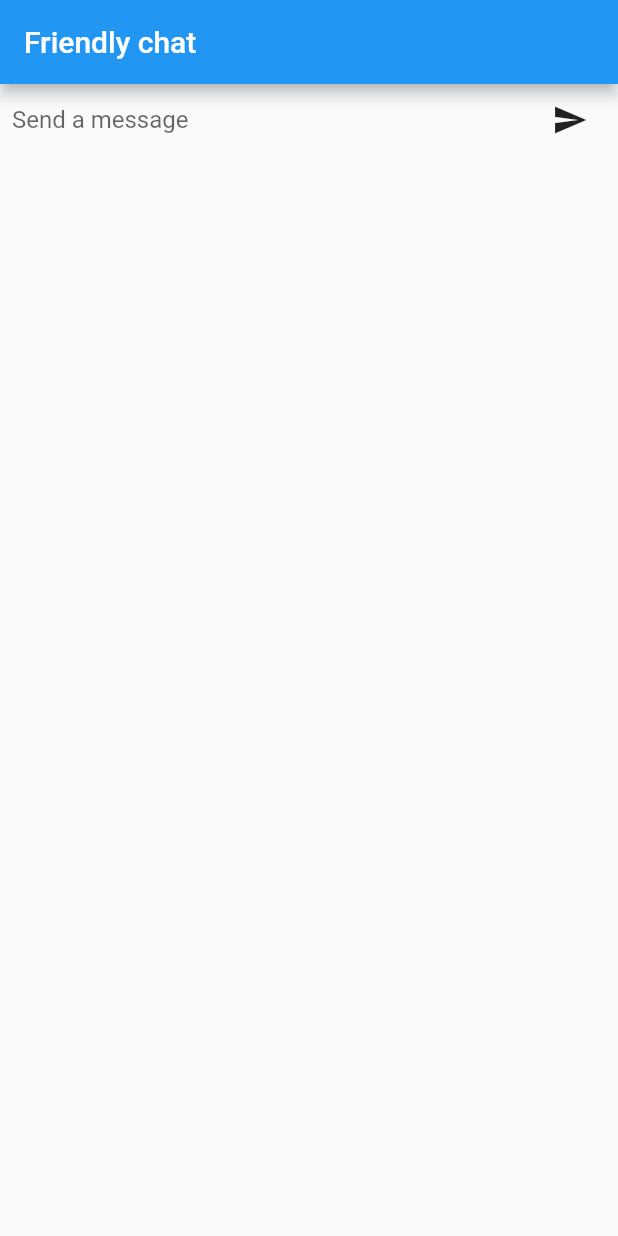
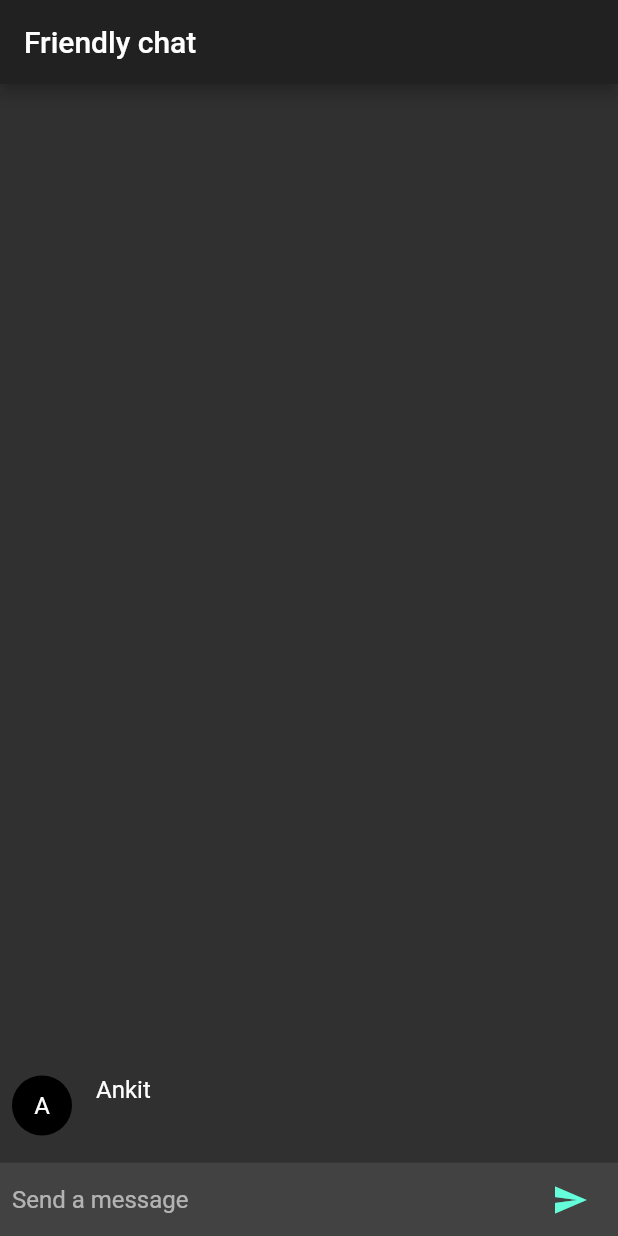
Before and after one commit to ankit-kapur/flutter_chat_app, a Flutter app: the screen it shows after launch, after a tap on the "send" icon, on a phone screen of 412 x 824 dp. Run offline on Flutter 3.47's test engine with Material 2 defaults, Android fonts, the phone set to English and light mode, and no system bars.

Commit message:
Added text-field for accepting user-input, and a ListView that displays past messages.

```diff
--- a/lib/main.dart
+++ b/lib/main.dart
@@ -1,5 +1,6 @@
 import 'package:flutter/material.dart';
 
+const String _person_name = "Ankit";
 void main() => runApp(MyApp());
 
 class MyApp extends StatelessWidget {
@@ -9,6 +10,7 @@ class MyApp extends StatelessWidget {
     return MaterialApp(
       title: "Friendlychat",
       home: new ChatScreen(),
+      theme: ThemeData.dark(),
     );
   }
 }
@@ -16,6 +18,45 @@ class MyApp extends StatelessWidget {
 class ChatScreen extends StatefulWidget {
   @override
   State createState() => new ChatScreenState();
+}
+
+class ChatMessage extends StatelessWidget {
+  ChatMessage({this.text});
+  final String text;
+  @override
+  Widget build(BuildContext context) {
+    return new Container(
+      margin: const EdgeInsets.symmetric(vertical: 10.0),
+      child: new Row(
+
+        /// For the avatar, the parent is a Row widget whose main axis is horizontal.
+        /// So, CrossAxisAlignment.start gives it the highest position along the vertical axis
+        crossAxisAlignment: CrossAxisAlignment.start,
+        children: <Widget>[
+
+          /// Avatar
+          new Container(
+            margin: const EdgeInsets.only(right: 16.0),
+            child: new CircleAvatar(child: new Text(_person_name[0])),
+          ),
+          new Column(
+            /// Since for a column the main axis is vertical,
+            /// the CrossAxisAlignment.start aligns the text at the furthest left position along the horizontal axis.
+            crossAxisAlignment: CrossAxisAlignment.start,
+
+            /// 2 text-boxes: Sender name & actual message
+            children: <Widget>[
+              new Text(_person_name, style: Theme.of(context).textTheme.subhead),
+              new Container(
+                margin: const EdgeInsets.only(top: 5.0),
+                child: new Text(text),
+              ),
+            ],
+          ),
+        ],
+      ),
+    );
+  }
 }
 
 /// If you want to visually present stateful data in a widget,
@@ -26,12 +67,30 @@ class ChatScreenState extends State<ChatScreen> {
   /// For reading the contents and clearing the field after the message is sent.
   final TextEditingController _textController = new TextEditingController();
 
+  /// Chat messages
+  final List<ChatMessage> _messages = <ChatMessage>[];
+
   void _handleSubmitted(String text) {
     _textController.clear();
+    ChatMessage chatMessage = new ChatMessage(
+      text: text,
+    );
+
+    /// You call setState()to modify _messages and to let the framework know
+    /// this part of the widget tree has changed and it needs to rebuild the UI.
+    setState(() {
+      _messages.insert(0, chatMessage);
+
+      /// Only synchronous operations should be performed in setState(),
+      /// because otherwise the framework could rebuild the widgets before the operation finishes.
+    });
   }
 
   Widget _buildTextComposer() {
-    return new Container(
+    return new IconTheme(
+        /// This gives all widgets the accent color of the current theme.
+        data: new IconThemeData(color: Theme.of(context).accentColor),
+        child: new Container(
           margin: const EdgeInsets.symmetric(horizontal: 8.0),
           child: new Row(
             children: <Widget>[
@@ -54,14 +113,35 @@ class ChatScreenState extends State<ChatScreen> {
               )
             ],
           ),
+        ),
     );
+
   }
+
+
 
   @override
   Widget build(BuildContext context) {
     return new Scaffold(
       appBar: new AppBar(title: new Text("Friendly chat")),
-      body: _buildTextComposer(),
+      body: new Column(                                        //modified
+        children: <Widget>[                                         //new
+          new Flexible(                                             //new
+            child: new ListView.builder(                            //new
+              padding: new EdgeInsets.all(8.0),                     //new
+              reverse: true,                                        //new
+              itemBuilder: (_, int index) => _messages[index],      //new
+              itemCount: _messages.length,                          //new
+            ),                                                      //new
+          ),                                                        //new
+          new Divider(height: 1.0),                                 //new
+          new Container(                                            //new
+            decoration: new BoxDecoration(
+                color: Theme.of(context).cardColor),                  //new
+            child: _buildTextComposer(),                       //modified
+          ),                                                        //new
+        ],                                                          //new
+      ),
     );
   }
 }
```
Lines whose indentation alone changed are shown as unchanged.
